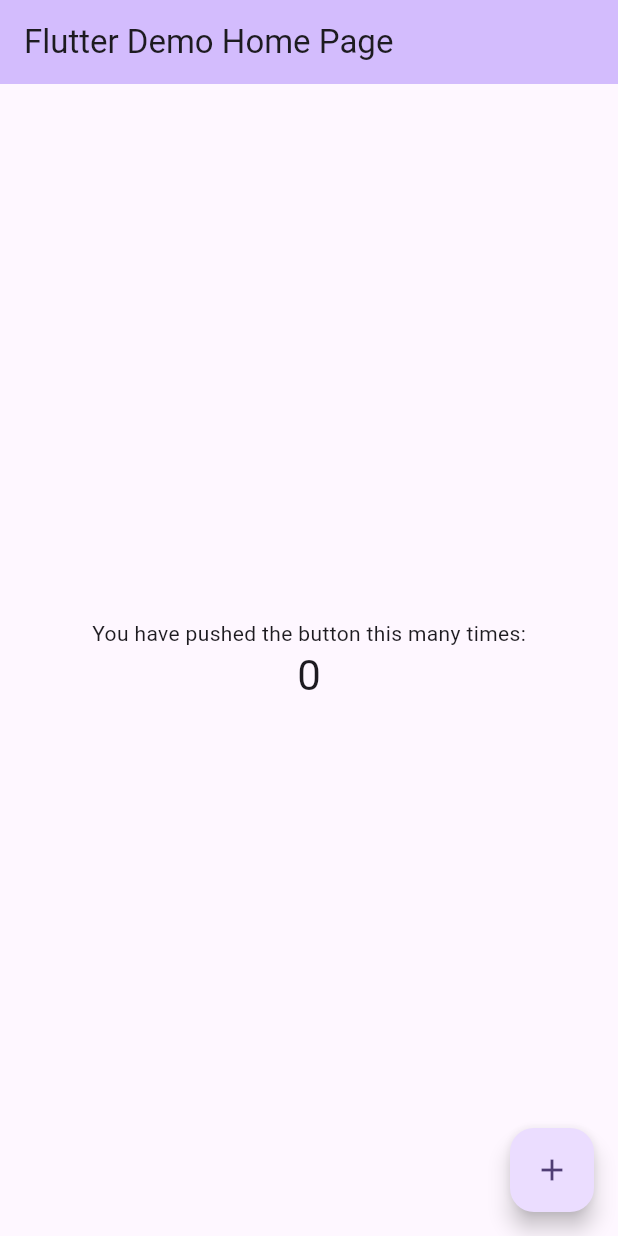
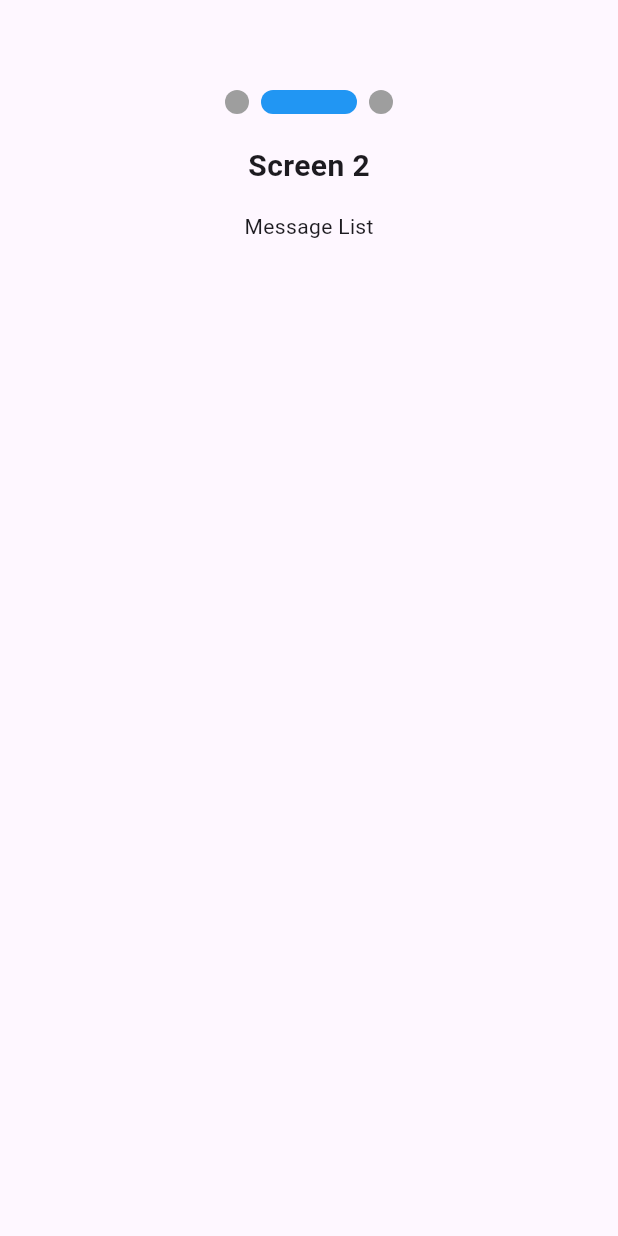
Before and after one commit to asheshpaul/home_assignment, a Flutter app: the screen it shows after launch, on a phone screen of 412 x 824 dp. Run offline on Flutter 3.47's test engine with Material 3 defaults, Android fonts, the phone set to English and light mode, and no system bars; our stand-ins replace flutter_bloc.

Commit message:
initial screen layouts with navigation & indicators, state, structures added

```diff
--- a/lib/main.dart
+++ b/lib/main.dart
@@ -1,4 +1,7 @@
 import 'package:flutter/material.dart';
+import 'package:flutter_bloc/flutter_bloc.dart';
+import 'package:home_assignment/presentation/cubits/home_page_cubit.dart';
+import 'package:home_assignment/presentation/views/home_page.dart';
 
 void main() {
   runApp(const MyApp());
@@ -7,7 +10,7 @@ void main() {
 class MyApp extends StatelessWidget {
   const MyApp({super.key});
 
-  // This widget is the root of your application.
+  /// This widget is the root of your application.
   @override
   Widget build(BuildContext context) {
     return MaterialApp(
@@ -16,54 +19,9 @@ class MyApp extends StatelessWidget {
         colorScheme: ColorScheme.fromSeed(seedColor: Colors.deepPurple),
         useMaterial3: true,
       ),
-      home: const MyHomePage(title: 'Flutter Demo Home Page'),
-    );
-  }
-}
-
-class MyHomePage extends StatefulWidget {
-  const MyHomePage({super.key, required this.title});
-
-  final String title;
-
-  @override
-  State<MyHomePage> createState() => _MyHomePageState();
-}
-
-class _MyHomePageState extends State<MyHomePage> {
-  int _counter = 0;
-
-  void _incrementCounter() {
-    setState(() {
-      _counter++;
-    });
-  }
-
-  @override
-  Widget build(BuildContext context) {
-    return Scaffold(
-      appBar: AppBar(
-        backgroundColor: Theme.of(context).colorScheme.inversePrimary,
-        title: Text(widget.title),
-      ),
-      body: Center(
-        child: Column(
-          mainAxisAlignment: MainAxisAlignment.center,
-          children: <Widget>[
-            const Text(
-              'You have pushed the button this many times:',
-            ),
-            Text(
-              '$_counter',
-              style: Theme.of(context).textTheme.headlineMedium,
-            ),
-          ],
-        ),
-      ),
-      floatingActionButton: FloatingActionButton(
-        onPressed: _incrementCounter,
-        tooltip: 'Increment',
-        child: const Icon(Icons.add),
+      home: BlocProvider(
+        create: (_) => HomePageCubit(),
+        child: const HomePage(),
       ),
     );
   }
--- /dev/null
+++ b/lib/presentation/cubits/home_page_cubit.dart
@@ -0,0 +1,7 @@
+import 'package:flutter_bloc/flutter_bloc.dart';
+
+class HomePageCubit extends Cubit<int> {
+  HomePageCubit() : super(1);
+
+  void setPage(int index) => emit(index);
+}
--- /dev/null
+++ b/lib/presentation/views/chat_interface/chat_interface_screen.dart
@@ -0,0 +1,24 @@
+import 'package:flutter/material.dart';
+import 'package:home_assignment/presentation/views/widgets/page_view_screen.dart';
+
+class ChatInterfaceScreen extends StatelessWidget {
+  const ChatInterfaceScreen({
+    super.key,
+  });
+
+  @override
+  Widget build(BuildContext context) {
+    return PageViewScreen(
+      index: '2',
+      children: [
+        Expanded(
+          child: ListView(
+            children: [
+              Center(child: Text('Message List')),
+            ],
+          ),
+        ),
+      ],
+    );
+  }
+}
--- /dev/null
+++ b/lib/presentation/views/home_page.dart
@@ -0,0 +1,37 @@
+import 'package:flutter/material.dart';
+import 'package:flutter_bloc/flutter_bloc.dart';
+import 'package:home_assignment/presentation/cubits/home_page_cubit.dart';
+import 'package:home_assignment/presentation/views/chat_interface/chat_interface_screen.dart';
+import 'package:home_assignment/presentation/views/widgets/page_indicator.dart';
+import 'package:home_assignment/presentation/views/widgets/page_view_screen.dart';
+
+class HomePage extends StatelessWidget {
+  const HomePage({super.key});
+
+  @override
+  Widget build(BuildContext context) {
+    return Scaffold(
+      body: Padding(
+        padding: const EdgeInsets.only(top: kToolbarHeight),
+        child: Column(
+          children: [
+            PageIndicator(),
+            Expanded(
+              child: PageView(
+                controller: PageController(initialPage: 1),
+                onPageChanged: (index) {
+                  context.read<HomePageCubit>().setPage(index);
+                },
+                children: [
+                  PageViewScreen(index: '1'),
+                  ChatInterfaceScreen(),
+                  PageViewScreen(index: '3'),
+                ],
+              ),
+            ),
+          ],
+        ),
+      ),
+    );
+  }
+}
--- /dev/null
+++ b/lib/presentation/views/widgets/page_indicator.dart
@@ -0,0 +1,31 @@
+import 'package:flutter/material.dart';
+import 'package:flutter_bloc/flutter_bloc.dart';
+
+import '../../cubits/home_page_cubit.dart';
+
+class PageIndicator extends StatelessWidget {
+  const PageIndicator({super.key});
+
+  @override
+  Widget build(BuildContext context) {
+    return BlocBuilder<HomePageCubit, int>(
+      builder: (context, state) {
+        return Row(
+          mainAxisAlignment: MainAxisAlignment.center,
+          children: List.generate(3, (index) {
+            return AnimatedContainer(
+              duration: const Duration(milliseconds: 300),
+              margin: const EdgeInsets.all(4.0),
+              width: state == index ? 64 : 16.0,
+              height: 16.0,
+              decoration: BoxDecoration(
+                borderRadius: BorderRadius.circular(8.0),
+                color: state == index ? Colors.blue : Colors.grey,
+              ),
+            );
+          }),
+        );
+      },
+    );
+  }
+}
--- /dev/null
+++ b/lib/presentation/views/widgets/page_view_screen.dart
@@ -0,0 +1,30 @@
+import 'package:flutter/material.dart';
+
+class PageViewScreen extends StatelessWidget {
+  final String index;
+  final List<Widget>? children;
+
+  const PageViewScreen({
+    super.key,
+    required this.index,
+    this.children,
+  });
+
+  @override
+  Widget build(BuildContext context) {
+    return Column(
+      children: [
+        Padding(
+          padding: EdgeInsets.all(16.0),
+          child: Center(
+            child: Text(
+              'Screen $index',
+              style: TextStyle(fontSize: 20, fontWeight: FontWeight.bold),
+            ),
+          ),
+        ),
+        ...?children,
+      ],
+    );
+  }
+}
--- a/pubspec.yaml
+++ b/pubspec.yaml
@@ -10,6 +10,7 @@ dependencies:
   flutter:
     sdk: flutter
   cupertino_icons: ^1.0.8
+  flutter_bloc: ^9.0.0
 
 dev_dependencies:
   flutter_test:
```
